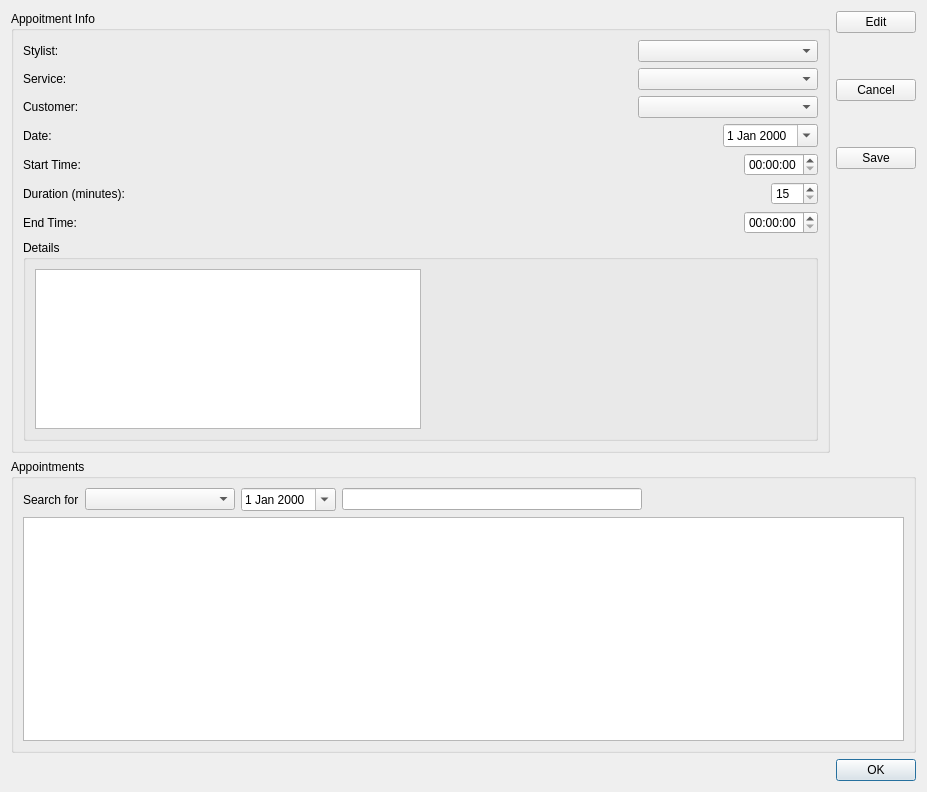
This is editappointmentdialog.ui in pliniofpa/Profiles_Project as Qt 5 draws it before an edit. The edited form follows.
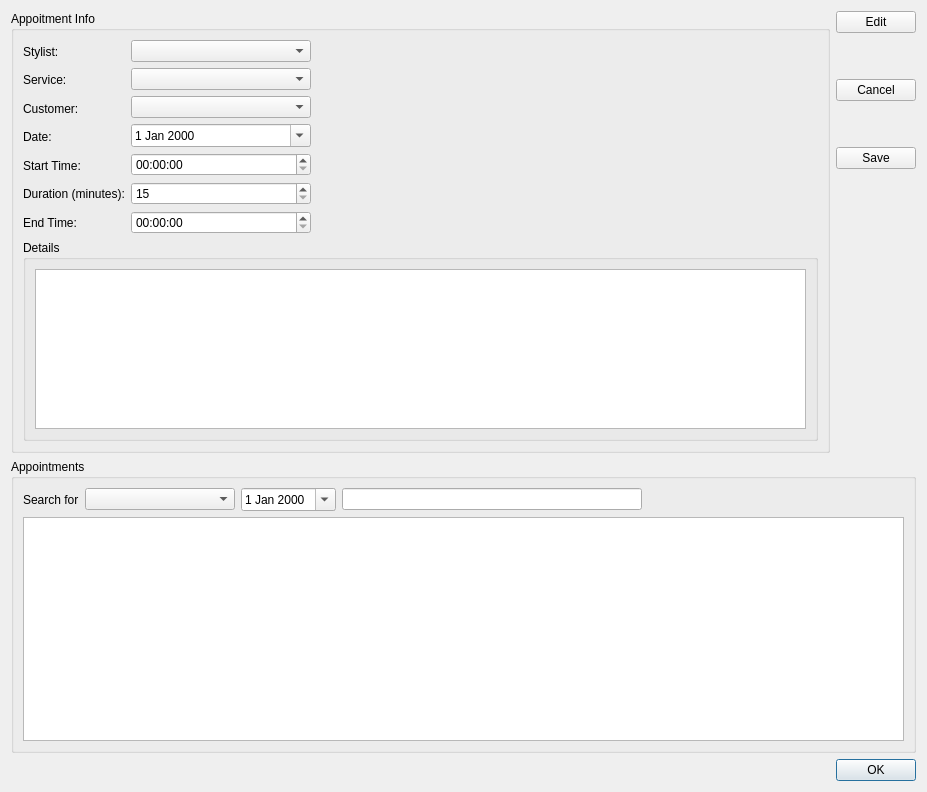
This is the edited form. Icons and pictures are not drawn.

```diff
--- a/editappointmentdialog.ui
+++ b/editappointmentdialog.ui
@@ -108,10 +108,10 @@
      <property name="title">
       <string>Appoitment Info</string>
      </property>
-     <layout class="QVBoxLayout" name="verticalLayout">
-      <item>
-       <layout class="QHBoxLayout" name="horizontalLayout">
-        <item alignment="Qt::AlignLeft">
+     <layout class="QGridLayout" name="gridLayout_4">
+      <item row="0" column="0">
+       <layout class="QVBoxLayout" name="verticalLayout_3">
+        <item>
          <widget class="QLabel" name="label">
           <property name="text">
            <string>Stylist:</string>
@@ -119,36 +119,6 @@
          </widget>
         </item>
         <item>
-         <spacer name="horizontalSpacer_6">
-          <property name="orientation">
-           <enum>Qt::Horizontal</enum>
-          </property>
-          <property name="sizeHint" stdset="0">
-           <size>
-            <width>40</width>
-            <height>20</height>
-           </size>
-          </property>
-         </spacer>
-        </item>
-        <item alignment="Qt::AlignLeft">
-         <widget class="QComboBox" name="stylist_comboBox">
-          <property name="minimumSize">
-           <size>
-            <width>180</width>
-            <height>0</height>
-           </size>
-          </property>
-          <property name="maxVisibleItems">
-           <number>20</number>
-          </property>
-         </widget>
-        </item>
-       </layout>
-      </item>
-      <item>
-       <layout class="QHBoxLayout" name="horizontalLayout_3">
-        <item alignment="Qt::AlignLeft">
          <widget class="QLabel" name="label_3">
           <property name="text">
            <string>Service:</string>
@@ -156,36 +126,6 @@
          </widget>
         </item>
         <item>
-         <spacer name="horizontalSpacer_7">
-          <property name="orientation">
-           <enum>Qt::Horizontal</enum>
-          </property>
-          <property name="sizeHint" stdset="0">
-           <size>
-            <width>40</width>
-            <height>20</height>
-           </size>
-          </property>
-         </spacer>
-        </item>
-        <item>
-         <widget class="QComboBox" name="service_comboBox">
-          <property name="minimumSize">
-           <size>
-            <width>180</width>
-            <height>0</height>
-           </size>
-          </property>
-          <property name="maxVisibleItems">
-           <number>20</number>
-          </property>
-         </widget>
-        </item>
-       </layout>
-      </item>
-      <item>
-       <layout class="QHBoxLayout" name="horizontalLayout_2">
-        <item alignment="Qt::AlignLeft">
          <widget class="QLabel" name="label_2">
           <property name="text">
            <string>Customer:</string>
@@ -193,17 +133,62 @@
          </widget>
         </item>
         <item>
-         <spacer name="horizontalSpacer_8">
-          <property name="orientation">
-           <enum>Qt::Horizontal</enum>
+         <widget class="QLabel" name="label_4">
+          <property name="text">
+           <string>Date:</string>
           </property>
-          <property name="sizeHint" stdset="0">
+         </widget>
+        </item>
+        <item>
+         <widget class="QLabel" name="label_5">
+          <property name="text">
+           <string>Start Time:</string>
+          </property>
+         </widget>
+        </item>
+        <item>
+         <widget class="QLabel" name="label_7">
+          <property name="text">
+           <string>Duration (minutes):</string>
+          </property>
+         </widget>
+        </item>
+        <item>
+         <widget class="QLabel" name="label_6">
+          <property name="text">
+           <string>End Time:</string>
+          </property>
+         </widget>
+        </item>
+       </layout>
+      </item>
+      <item row="0" column="1">
+       <layout class="QVBoxLayout" name="verticalLayout">
+        <item>
+         <widget class="QComboBox" name="stylist_comboBox">
+          <property name="minimumSize">
            <size>
-            <width>40</width>
-            <height>20</height>
+            <width>180</width>
+            <height>0</height>
            </size>
           </property>
-         </spacer>
+          <property name="maxVisibleItems">
+           <number>20</number>
+          </property>
+         </widget>
+        </item>
+        <item>
+         <widget class="QComboBox" name="service_comboBox">
+          <property name="minimumSize">
+           <size>
+            <width>180</width>
+            <height>0</height>
+           </size>
+          </property>
+          <property name="maxVisibleItems">
+           <number>20</number>
+          </property>
+         </widget>
         </item>
         <item>
          <widget class="QComboBox" name="customer_comboBox">
@@ -221,50 +206,17 @@
           </property>
          </widget>
         </item>
-       </layout>
-      </item>
-      <item>
-       <layout class="QHBoxLayout" name="horizontalLayout_4">
-        <item alignment="Qt::AlignLeft">
-         <widget class="QLabel" name="label_4">
-          <property name="text">
-           <string>Date:</string>
-          </property>
-         </widget>
-        </item>
-        <item alignment="Qt::AlignRight">
+        <item>
          <widget class="QDateEdit" name="dateEdit">
           <property name="calendarPopup">
            <bool>true</bool>
           </property>
          </widget>
         </item>
-       </layout>
-      </item>
-      <item>
-       <layout class="QHBoxLayout" name="horizontalLayout_5">
         <item>
-         <widget class="QLabel" name="label_5">
-          <property name="text">
-           <string>Start Time:</string>
-          </property>
-         </widget>
-        </item>
-        <item alignment="Qt::AlignRight">
          <widget class="QTimeEdit" name="timebegin_timeEdit"/>
         </item>
-       </layout>
-      </item>
-      <item>
-       <layout class="QHBoxLayout" name="horizontalLayout_7">
-        <item alignment="Qt::AlignLeft">
-         <widget class="QLabel" name="label_7">
-          <property name="text">
-           <string>Duration (minutes):</string>
-          </property>
-         </widget>
-        </item>
-        <item alignment="Qt::AlignRight">
+        <item>
          <widget class="QSpinBox" name="duration_spinBox">
           <property name="minimum">
            <number>15</number>
@@ -277,23 +229,25 @@
           </property>
          </widget>
         </item>
-       </layout>
-      </item>
-      <item>
-       <layout class="QHBoxLayout" name="horizontalLayout_6">
-        <item alignment="Qt::AlignLeft">
-         <widget class="QLabel" name="label_6">
-          <property name="text">
-           <string>End Time:</string>
-          </property>
-         </widget>
-        </item>
-        <item alignment="Qt::AlignRight">
+        <item>
          <widget class="QTimeEdit" name="timeend_timeEdit"/>
         </item>
        </layout>
       </item>
-      <item>
+      <item row="0" column="2">
+       <spacer name="horizontalSpacer">
+        <property name="orientation">
+         <enum>Qt::Horizontal</enum>
+        </property>
+        <property name="sizeHint" stdset="0">
+         <size>
+          <width>40</width>
+          <height>20</height>
+         </size>
+        </property>
+       </spacer>
+      </item>
+      <item row="1" column="0" colspan="3">
        <widget class="QGroupBox" name="groupBox_2">
         <property name="minimumSize">
          <size>
@@ -315,19 +269,6 @@
            </property>
           </widget>
          </item>
-         <item row="0" column="1">
-          <spacer name="horizontalSpacer_5">
-           <property name="orientation">
-            <enum>Qt::Horizontal</enum>
-           </property>
-           <property name="sizeHint" stdset="0">
-            <size>
-             <width>40</width>
-             <height>20</height>
-            </size>
-           </property>
-          </spacer>
-         </item>
         </layout>
        </widget>
       </item>
```
